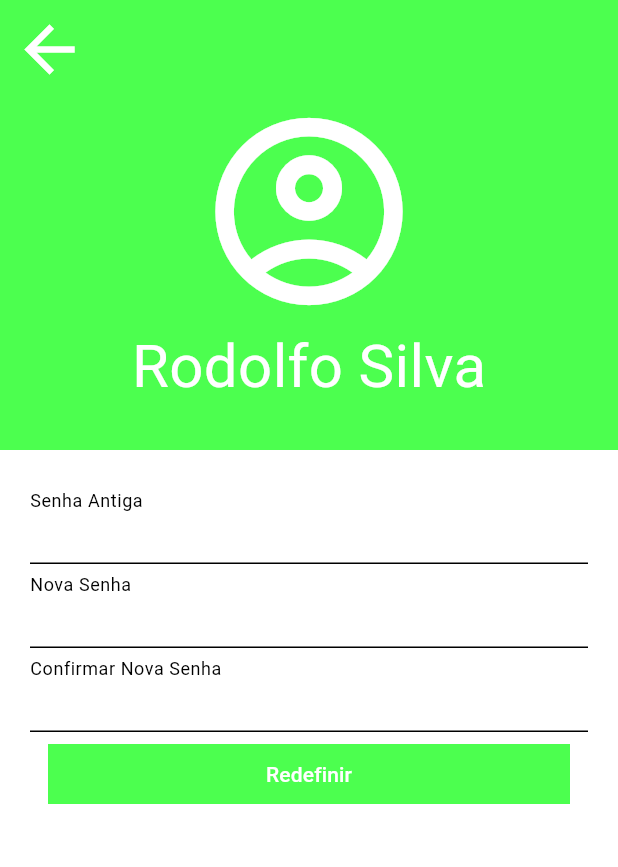
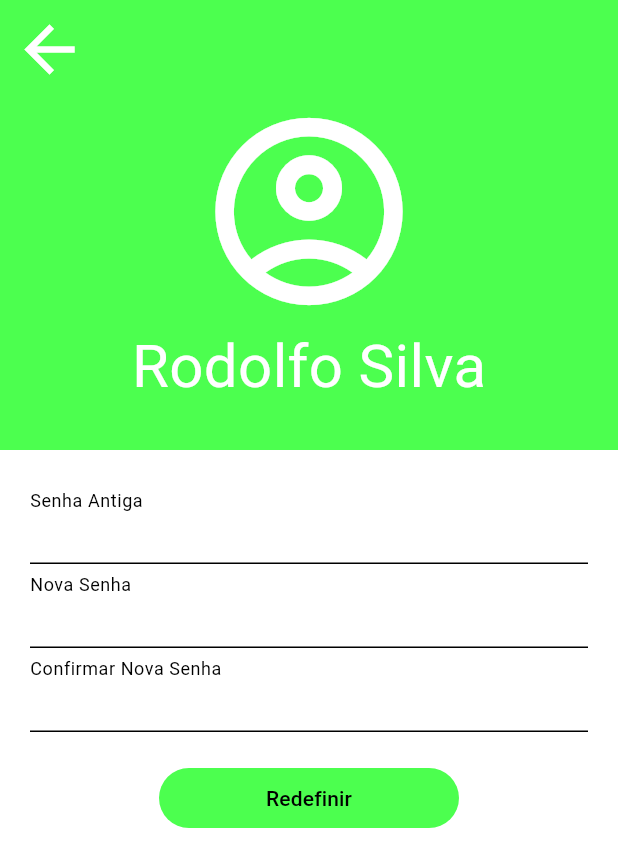
Before and after one commit to Juranda/my_wallet, a Flutter app: the AccountSettingsView screen opened by its route, after a tap on "Mudar Senha", on a phone screen of 412 x 824 dp. Shown: the top 867 px of the screen. Run offline on Flutter 3.47's test engine with Material 3 defaults, Android fonts, the phone set to English and light mode, and no system bars; our stand-ins replace permission_handler, webview_flutter; missing offline and left inert: validadores, webview_flutter_android, webview_flutter_wkwebview.

```diff
--- a/lib/components/aluno_profile.dart
+++ b/lib/components/aluno_profile.dart
@@ -26,8 +26,8 @@ class AlunoProfile extends StatelessWidget {
           title: Text('Remover aluno da turma?'),
           actionsAlignment: MainAxisAlignment.spaceAround,
           actions: [
-            TextButton(onPressed: (){print('alog');removeFromList(this);Navigator.pop(context);}, child: Text('Confirmar'),),
-            TextButton(onPressed: ()=>Navigator.pop(context), child: Text('Cancelar'))
+            TextButton(onPressed: ()=>Navigator.pop(context), child: Text('Cancelar', style: Theme.of(context).textTheme.bodyMedium)),
+            TextButton(onPressed: (){print('alog');removeFromList(this);Navigator.pop(context);}, child: Text('Confirmar', style: Theme.of(context).textTheme.bodyMedium,),),
           ],
         ));}, icon: Icon(Icons.delete))
       ],
--- a/lib/pages/account_settings/account_settings.dart
+++ b/lib/pages/account_settings/account_settings.dart
@@ -22,8 +22,7 @@ class AccountSettings extends StatelessWidget {
           child: Text(
             'Mudar Senha',
             textAlign: TextAlign.center,
-            style: TextStyle(
-                color: Theme.of(context).colorScheme.secondary, fontSize: 25),
+            style: Theme.of(context).textTheme.headlineMedium
           ),
         ),
       ),
@@ -41,8 +40,8 @@ class AccountSettings extends StatelessWidget {
             child: Text(
               'Logout',
               textAlign: TextAlign.center,
-              style: TextStyle(
-                  color: Theme.of(context).colorScheme.secondary, fontSize: 25),
+              style: Theme.of(context).textTheme.headlineMedium
+
             ),
           ))
     ]);
--- a/lib/pages/account_settings/account_settings_view.dart
+++ b/lib/pages/account_settings/account_settings_view.dart
@@ -23,6 +23,7 @@ class _AccountSettingsViewState extends State<AccountSettingsView> {
   @override
   Widget build(BuildContext context) {
     return Scaffold(
+      resizeToAvoidBottomInset: false,
       body: Column(
         children: [
           Container(
@@ -39,7 +40,7 @@ class _AccountSettingsViewState extends State<AccountSettingsView> {
                     onPressed: () {selectedScreen == 0? Navigator.pop(context): changeScreen(0);},
                     icon: Icon(Icons.arrow_back, size: 50,color: Theme.of(context).colorScheme.secondary,)),
                 ),
-                Icon(Icons.account_circle_outlined, size: 150, color: Theme.of(context).colorScheme.secondary,),
+                Icon(Icons.account_circle_outlined, size: 150, color: Theme.of(context).colorScheme.tertiary,),
                 Text('Rodolfo Silva', style: TextStyle(color: Colors.white, fontSize: 40), )
               ],
             ),
--- a/lib/pages/account_settings/mudar_senha.dart
+++ b/lib/pages/account_settings/mudar_senha.dart
@@ -32,20 +32,15 @@ class _AccountChangePasswordState extends State<AccountChangePassword> {
                       floatingLabelBehavior: FloatingLabelBehavior.always
                     ),
                   ),
-                  TextButton(onPressed: ()=>print('click'),
-                  clipBehavior: Clip.hardEdge,
-                  child: Container(
-                    alignment: Alignment.center,
-                    width: MediaQuery.of(context).size.width,
-                    height: 40,
-                    decoration: BoxDecoration(
-                      color: Theme.of(context).colorScheme.primary
-                    ),
+                  SizedBox(height: 20,),
+                  SizedBox(
+                    width: 200,
+                    child: TextButton(onPressed: ()=>print('click'),
+                    style: TextButton.styleFrom(backgroundColor: Theme.of(context).colorScheme.primary),
                     child: Text(
                       'Redefinir',
-                      style: TextStyle(
-                        color: Theme.of(context).colorScheme.secondary),),
-                  ),),
+                      style: Theme.of(context).textTheme.labelLarge),),
+                  ),
 
                 ],
               ),
--- a/lib/pages/homepage_view.dart
+++ b/lib/pages/homepage_view.dart
@@ -103,9 +103,9 @@ class _HomePageViewState extends State<HomePageView> {
         destinations: [
           NavigationDestination(icon: Icon(Icons.abc), label: 'Home'),
           NavigationDestination(icon: Icon(Icons.abc), label: 'Trilhas'),
-          NavigationDestination(icon: Icon(Icons.abc), label: 'Investimentos'),
+          NavigationDestination(icon: Icon(Icons.abc), label: 'Gastos'),
           NavigationDestination(icon: Icon(Icons.abc), label: 'Turma'),
-          NavigationDestination(icon: Icon(Icons.abc), label: 'Ar'),
+          NavigationDestination(icon: Icon(Icons.abc), label: 'AR'),
         ],
       ),
     );
```
Also changed, not shown: lib/components/news_card.dart (+7 -0 lines), lib/pages/turmas_view.dart (+9 -2 lines).
